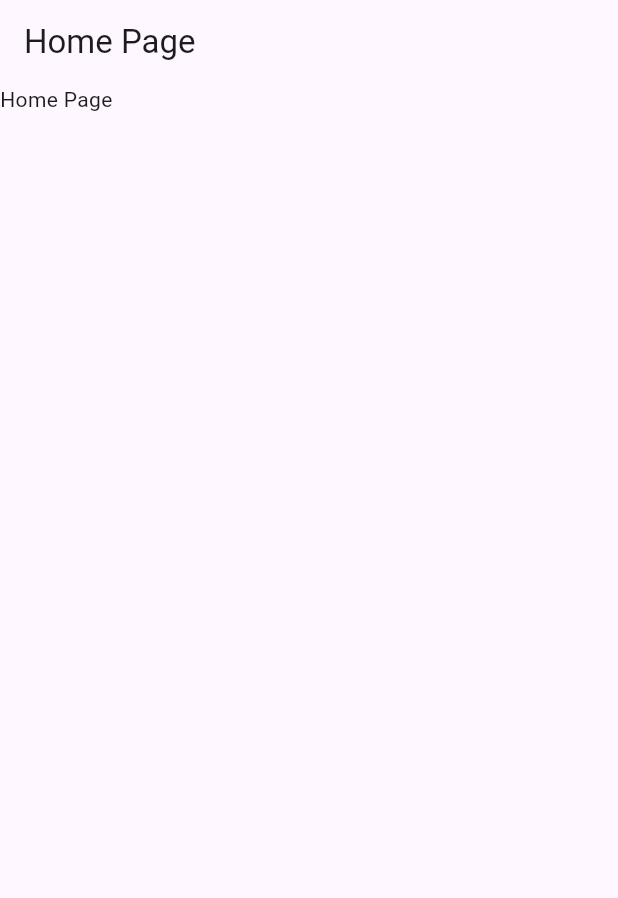
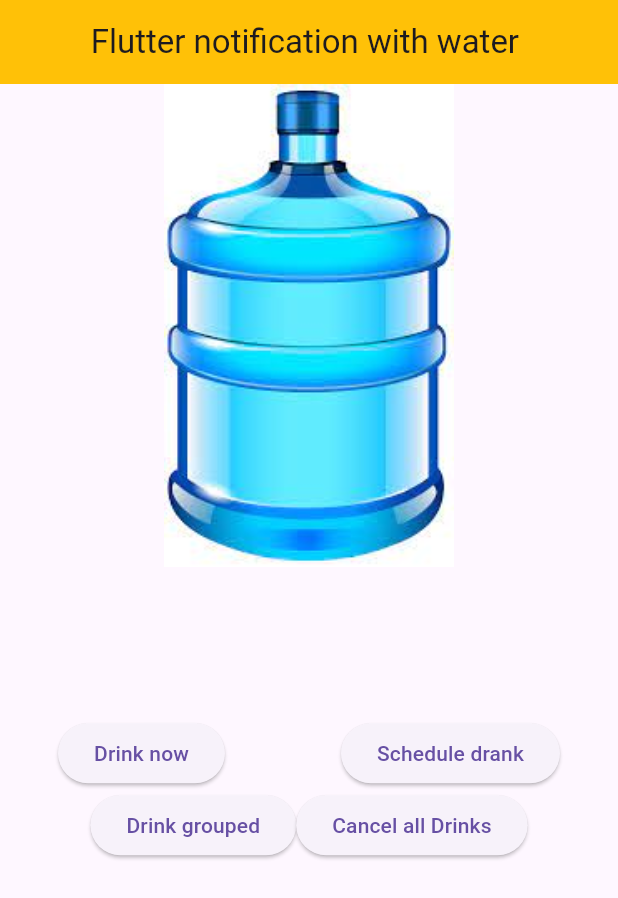
Before and after one commit to HalilMertDeveli/fundemantal_of_biomedical_proejct, a Flutter app: the PageHome screen opened directly, on a phone screen of 412 x 824 dp. Shown: the top 898 px of the screen. Run offline on Flutter 3.47's test engine with Material 3 defaults, Android fonts, the light colour scheme and no system bars; our stand-ins replace another_flutter_splash_screen, cloud_firestore, firebase_auth, firebase_core, flutter_local_notifications, flutter_riverpod and 1 more; accounts and stored records are empty; statements that could not run were skipped.

Commit message:
notification is working

```diff
--- a/lib/main.dart
+++ b/lib/main.dart
@@ -3,6 +3,7 @@ import 'package:flutter/material.dart';
 import 'package:fundemetals_of_biomedical/firebase_options.dart';
 import 'package:fundemetals_of_biomedical/pages/page_from_login.dart';
 import 'package:another_flutter_splash_screen/another_flutter_splash_screen.dart';
+import 'package:fundemetals_of_biomedical/pages/page_home.dart';
 
 Future<void> main()async {
    WidgetsFlutterBinding.ensureInitialized();
@@ -19,6 +20,7 @@ Future<void> main()async {
         gifHeight: double.infinity,
 
         nextScreen: LoginForm(),
+        //nextScreen: PageHome(),
         onInit: () async {
           debugPrint("onInit");
         },
--- a/lib/pages/page_home.dart
+++ b/lib/pages/page_home.dart
@@ -1,18 +1,56 @@
 import 'package:flutter/material.dart';
+import 'package:flutter_local_notifications/flutter_local_notifications.dart';
+import 'package:fundemetals_of_biomedical/service/notification_service.dart';
 
-class PageHome extends StatelessWidget {
+final FlutterLocalNotificationsPlugin flutterLocalNotificationsPlugin =
+new FlutterLocalNotificationsPlugin();
+
+
+class PageHome extends StatefulWidget {
   PageHome({super.key});
 
+  @override
+  State<PageHome> createState() => _PageHomeState();
+}
+
+class _PageHomeState extends State<PageHome> {
+  @override
+  void initState() {
+    super.initState();
+    NotificationService.initialize(flutterLocalNotificationsPlugin);
+  }
 
   @override
   Widget build(BuildContext context) {
     return Scaffold(
       appBar: AppBar(
-        title: const Text("Home Page"),
+        backgroundColor: Colors.amber,
+        title: const Text("Flutter notification with water "),
+        centerTitle: true,
       ),
       body: Column(
         children: [
-          Text("Home Page")
+          Container(
+            margin: const EdgeInsets.only(bottom: 100.0),
+            child: Image.asset("assets/justwater.jpg",scale: 0.9,),
+          ),
+          Row(
+            mainAxisAlignment: MainAxisAlignment.spaceAround,
+            children: [
+              ElevatedButton(onPressed: (){
+                NotificationService.showBigTextNotifaction(title: "Hello ", body: "Hello", fln: flutterLocalNotificationsPlugin);
+              }, child: const Text("Drink now"),),
+              ElevatedButton(onPressed: (){}, child: const Text("Schedule drank"),),
+
+            ],
+          ),
+          Row(
+            mainAxisAlignment: MainAxisAlignment.center,
+            children: [
+              ElevatedButton(onPressed: (){}, child: const Text("Drink grouped"),),
+              ElevatedButton(onPressed: (){}, child: const Text("Cancel all Drinks"),),
+            ],
+          )
         ],
       ),
     );
--- /dev/null
+++ b/lib/service/notification_service.dart
@@ -0,0 +1,35 @@
+import 'package:flutter_local_notifications/flutter_local_notifications.dart';
+
+class NotificationService {
+  static Future initialize(
+      FlutterLocalNotificationsPlugin flutterLocalNotificationsPlugin) async {
+    var andoridInitialize =
+        new AndroidInitializationSettings("mipmap/ic_launcher");
+    var iosInitialize = new DarwinInitializationSettings();
+    var initializationSettings = new InitializationSettings(
+        android: andoridInitialize, iOS: iosInitialize);
+    await flutterLocalNotificationsPlugin.initialize(initializationSettings);
+  }
+
+  static Future showBigTextNotifaction(
+      {var id = 0,
+      required String title,
+      required String body,
+      var payload,
+      required FlutterLocalNotificationsPlugin fln}) async {
+    AndroidNotificationDetails androidNotifcationChanelSpecifics =
+        new AndroidNotificationDetails(
+      'you_can_name_id',
+      "Channel name",
+      //playSound: true,
+      //sound: RawResourceAndroidNotificationSound('notification'),
+      importance: Importance.high,
+      priority: Priority.high,
+    );
+      var not = NotificationDetails(android: androidNotifcationChanelSpecifics,iOS: DarwinNotificationDetails());
+
+    await fln.show(0, title, body, not);
+
+
+  }
+}
```
Also changed, not shown: 2 other files.
